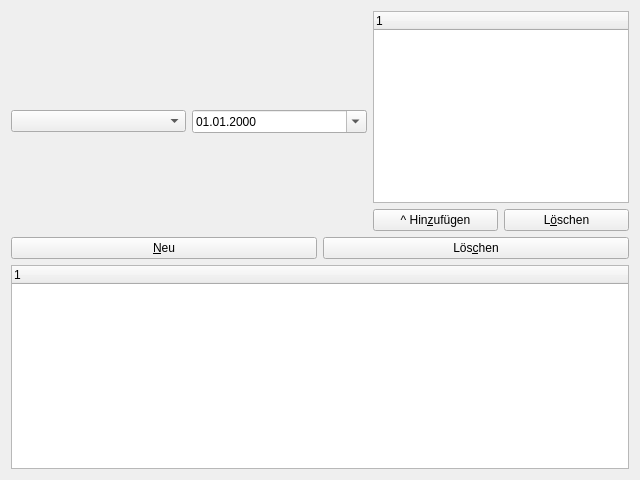
Qt form cprealertedit.ui (joergpauly/megaroster) before a commit.
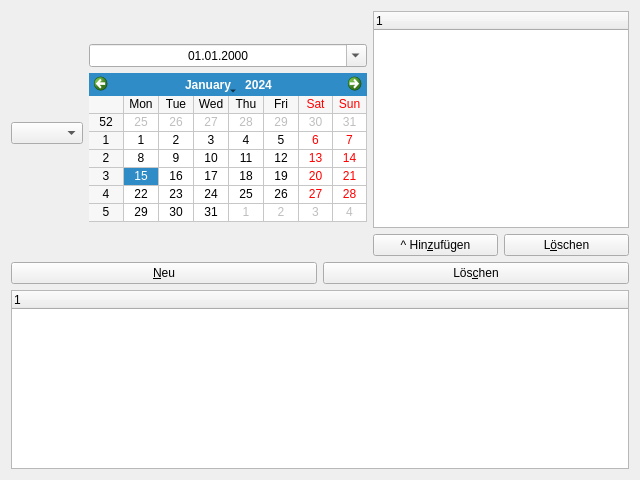
The same form after that commit.

Commit message: Calender-Widget in CPrealertEdit

```diff
--- a/cprealertedit.ui
+++ b/cprealertedit.ui
@@ -36,6 +36,9 @@
        </item>
        <item>
         <widget class="QDateEdit" name="datFromDate">
+         <property name="alignment">
+          <set>Qt::AlignCenter</set>
+         </property>
          <property name="displayFormat">
           <string>dd.MM.yyyy</string>
          </property>
@@ -44,6 +47,13 @@
          </property>
         </widget>
        </item>
+       <item>
+        <widget class="QCalendarWidget" name="calDate">
+         <property name="gridVisible">
+          <bool>true</bool>
+         </property>
+        </widget>
+       </item>
        <item>
         <spacer name="verticalSpacer">
          <property name="orientation">
```
The commit also changes 3 other files.
